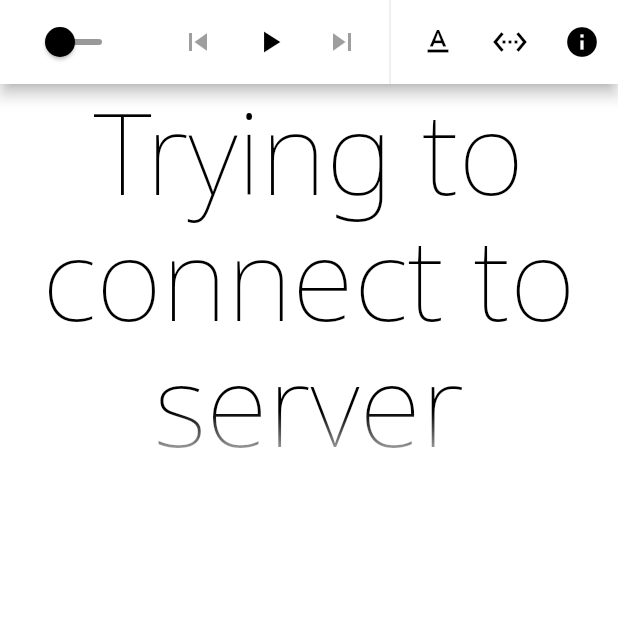
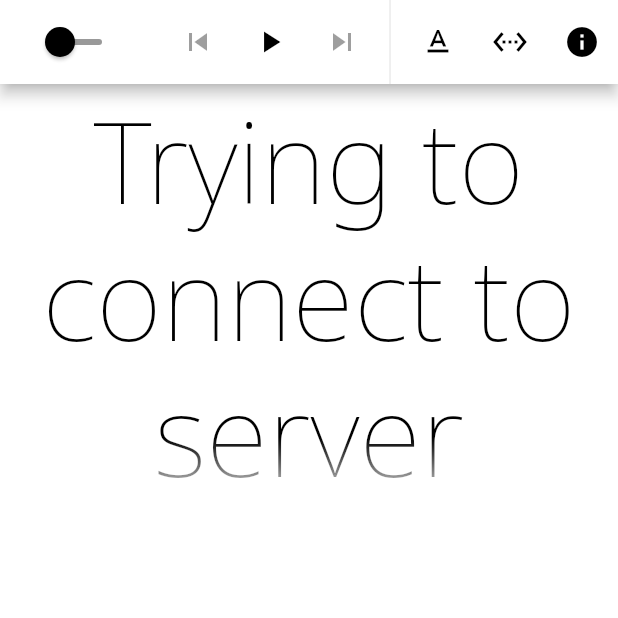
Before and after one commit to joatca/mpd-display, a Flutter app: the screen it shows after launch, on a phone screen of 412 x 824 dp, the top half of it. Run offline on Flutter 3.47's test engine with Material 2 defaults, Android fonts, the phone set to English and light mode, and no system bars; our stand-ins replace package_info_plus, shared_preferences, wakelock.

Commit message:
more tuning for readability

```diff
--- a/lib/data_classes.dart
+++ b/lib/data_classes.dart
@@ -55,21 +55,21 @@ class PageState extends ChangeNotifier {
       bgColor: Colors.white,
       titleColor: Colors.black,
       infoColor: Colors.black,
-      height: 1.1,
+      height: 1.20,
     ),
     "Clean Dark": InfoTheme(
       font: "NotoSans",
       bgColor: Colors.black,
       titleColor: Colors.white,
       infoColor: Colors.white,
-      height: 1.1,
+      height: 1.20,
     ),
     "Formal": InfoTheme(
       font: "NotoSerif",
       bgColor: Colors.white,
       titleColor: Colors.black,
       infoColor: Colors.black,
-      height: 1.1,
+      height: 1.20,
     ),
     "Formal Dark": InfoTheme(
       font: "NotoSerif",
@@ -77,7 +77,7 @@ class PageState extends ChangeNotifier {
       titleColor: Colors.white,
       infoColor: Colors.white,
       infoIconColor: Colors.white,
-      height: 1.1,
+      height: 1.20,
     ),
     "Baroque": InfoTheme(
       font: "Garamond",
@@ -86,7 +86,7 @@ class PageState extends ChangeNotifier {
       infoColor: Colors.black,
       titleSize: 84,
       infoSize: 68,
-      height: 1.05,
+      height: 1.1,
     ),
     "Baroque Dark": InfoTheme(
       font: "Garamond",
@@ -95,7 +95,7 @@ class PageState extends ChangeNotifier {
       infoColor: Colors.white,
       titleSize: 84,
       infoSize: 68,
-      height: 1.05,
+      height: 1.1,
     ),
     "Highway": InfoTheme(
       font: "Interstate",
```
